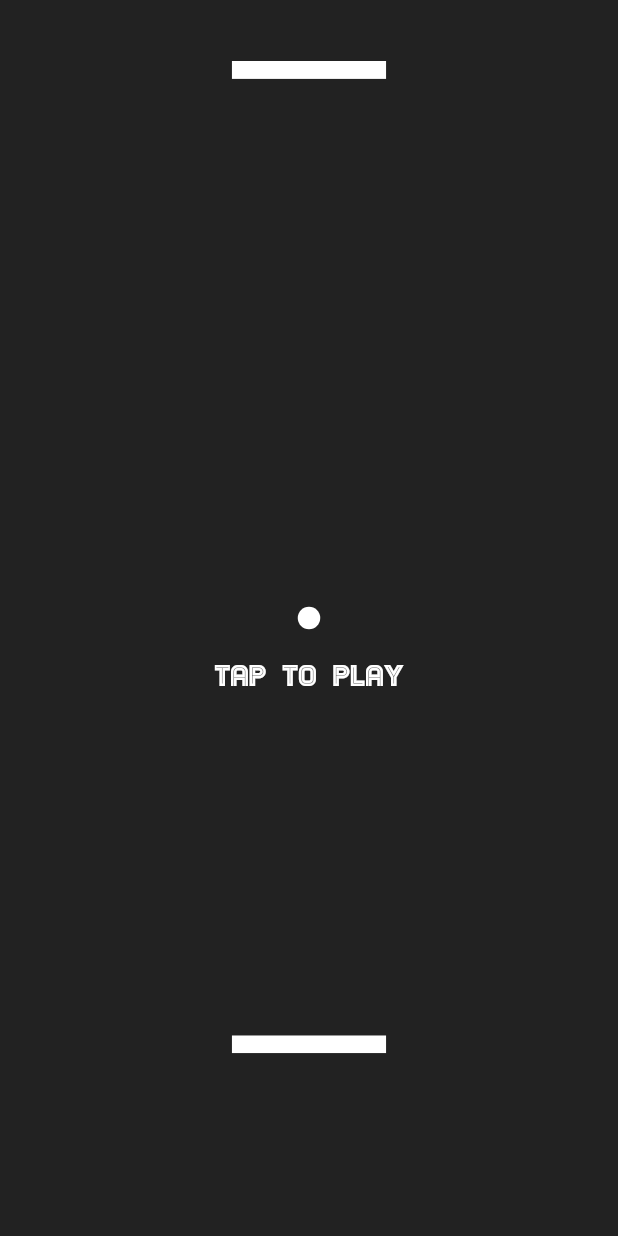
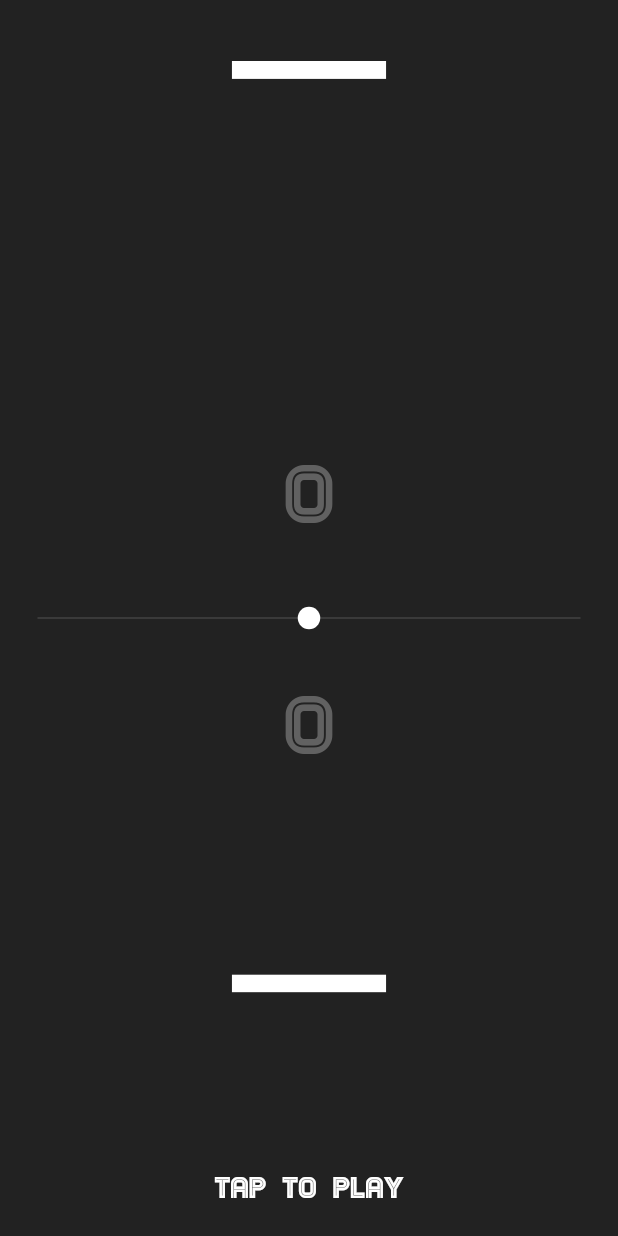
Before and after one commit to louieseno/Go-Pong, a Flutter app: the PlayAreaView screen opened by its route, on a phone screen of 412 x 824 dp. Run offline on Flutter 3.47's test engine with Material 2 defaults, Android fonts, the phone set to English and light mode, and no system bars.

Commit message:
feat: scoreboard widget

```diff
--- a/lib/widgets/stack_text.dart
+++ b/lib/shared_widgets/stack_text.dart
@@ -1,5 +1,5 @@
 import 'package:flutter/material.dart';
-import 'package:go_pong/widgets/conditional_widget.dart';
+import 'package:go_pong/shared_widgets/conditional_widget.dart';
 
 class StackText extends StatelessWidget {
   final double textSize;
--- a/lib/views/home/home_view.dart
+++ b/lib/views/home/home_view.dart
@@ -2,7 +2,7 @@ import 'package:flutter/material.dart';
 import 'package:flutter/services.dart';
 import 'package:go_pong/utils/mixins/mixin_navigator.dart';
 import 'package:go_pong/views/play_area/play_area_view.dart';
-import 'package:go_pong/widgets/stack_text.dart';
+import 'package:go_pong/shared_widgets/stack_text.dart';
 
 class HomeView extends StatefulWidget {
   static const route = '/';
--- a/lib/views/play_area/play_area_view.dart
+++ b/lib/views/play_area/play_area_view.dart
@@ -1,9 +1,10 @@
 import 'dart:async';
 import 'package:flutter/material.dart';
 import 'package:go_pong/utils/mixins/mixin_movements.dart';
+import 'package:go_pong/views/play_area/scoreboard/player_score.dart';
 import 'package:go_pong/views/play_area/sprites/ball.dart';
 import 'package:go_pong/views/play_area/sprites/brick.dart';
-import 'package:go_pong/widgets/stack_text.dart';
+import 'package:go_pong/shared_widgets/stack_text.dart';
 
 class PlayAreaView extends StatefulWidget {
   static const route = '/play_area';
@@ -56,16 +57,29 @@ class _PlayAreaViewState extends State<PlayAreaView> with MixinMovements {
         }
       },
       child: Scaffold(
-        body: Center(
+        body: SafeArea(
+          child: Center(
             child: Stack(
               children: [
                 if (!gameStart)
                   const StackText(
                     textSize: 20.0,
                     xPosition: 0.0,
-                  yPosition: 0.1,
+                    yPosition: 0.95,
                     text: 'TAP  TO  PLAY',
                   ),
+                // SCORE BOARD
+                const PlayerScore(xPosition: 0, yPosition: -0.2, score: 0),
+                Container(
+                  alignment: const Alignment(0, 0),
+                  child: Container(
+                    height: 1,
+                    width: MediaQuery.of(context).size.width - 50,
+                    color: Colors.grey[800],
+                  ),
+                ),
+                const PlayerScore(xPosition: 0, yPosition: 0.2, score: 0),
+                // SPRITES
                 Brick(
                   x: enemyX,
                   isNegative: true,
@@ -85,6 +99,7 @@ class _PlayAreaViewState extends State<PlayAreaView> with MixinMovements {
             ),
           ),
         ),
+      ),
     );
   }
 }
--- /dev/null
+++ b/lib/views/play_area/scoreboard/player_score.dart
@@ -0,0 +1,24 @@
+import 'package:flutter/material.dart';
+
+class PlayerScore extends StatelessWidget {
+  final double xPosition;
+  final double yPosition;
+  final int score;
+  const PlayerScore(
+      {Key? key,
+      required this.xPosition,
+      required this.yPosition,
+      required this.score})
+      : super(key: key);
+
+  @override
+  Widget build(BuildContext context) {
+    return Container(
+      alignment: Alignment(xPosition, yPosition),
+      child: Text(
+        score.toString(),
+        style: TextStyle(color: Colors.grey[700], fontSize: 55.0),
+      ),
+    );
+  }
+}
--- a/lib/views/play_area/sprites/brick.dart
+++ b/lib/views/play_area/sprites/brick.dart
@@ -4,7 +4,7 @@ import 'package:go_pong/utils/helpers/check_device_type.dart';
 
 class Brick extends StatelessWidget {
   static const yTop = -0.9;
-  static const yBottom = 0.7;
+  static const yBottom = 0.6;
   final double x;
   final bool isNegative;
   final GlobalKey brickGlobalKey;
```
Also changed, not shown: lib/shared_widgets/conditional_widget.dart (renamed from lib/widgets/conditional_widget.dart). Lines whose indentation alone changed are shown as unchanged.
